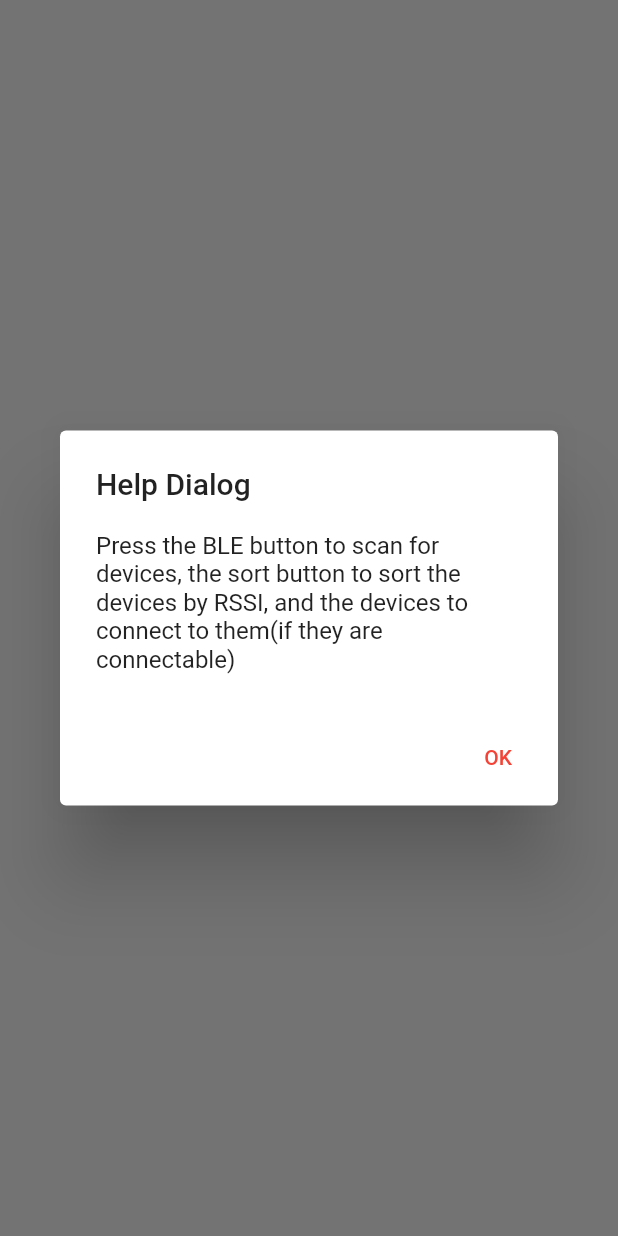
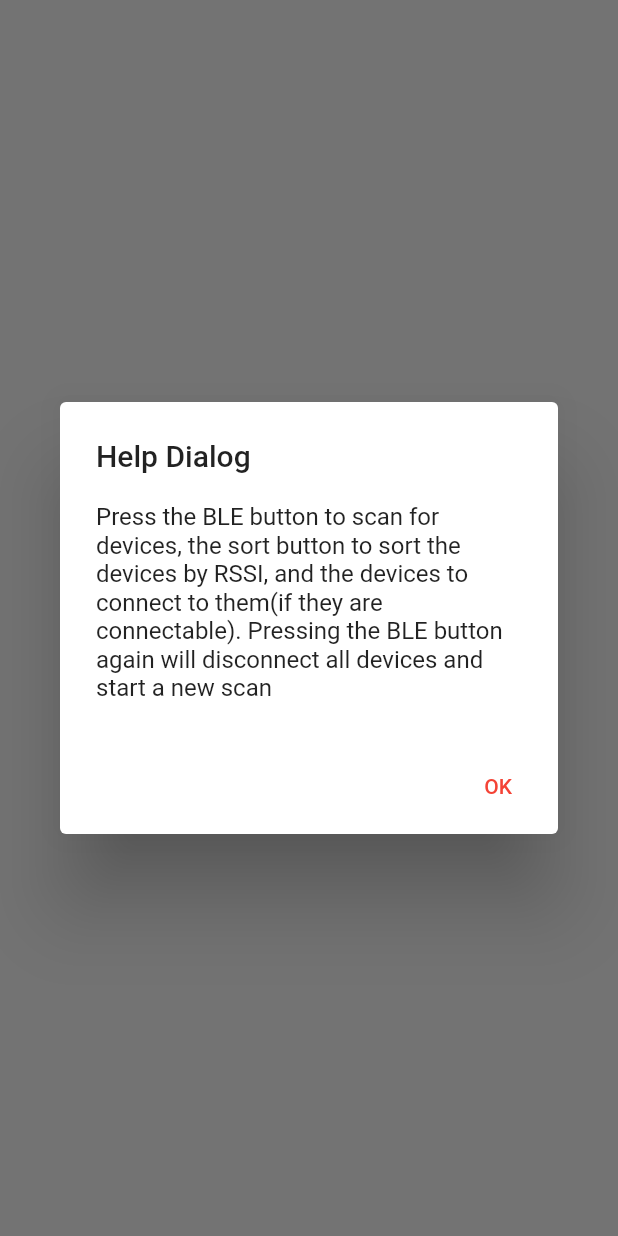
Before and after one commit to TheOnlyPatty/ble_scanner_app, a Flutter app: what showHelpDialog() shows on an empty page, opened directly, on a phone screen of 412 x 824 dp. Run offline on Flutter 3.47's test engine with Material 2 defaults, Android fonts, the light colour scheme and no system bars; our stand-ins replace flutter_blue.

Commit message:
added a more detailed description for the HelpDialog

```diff
--- a/lib/main.dart
+++ b/lib/main.dart
@@ -146,7 +146,9 @@ showHelpDialog(BuildContext context) {
   );
   AlertDialog alert = AlertDialog(
     title: Text("Help Dialog"),
-    content: Text("Press the BLE button to scan for devices, the sort button to sort the devices by RSSI, and the devices to connect to them(if they are connectable) "),
+    content: Text("Press the BLE button to scan for devices, the sort button to sort the devices by RSSI, and "
+        "the devices to connect to them(if they are connectable). Pressing the BLE button again will disconnect"
+        " all devices and start a new scan"),
     actions: [
       ok,
     ],
```
